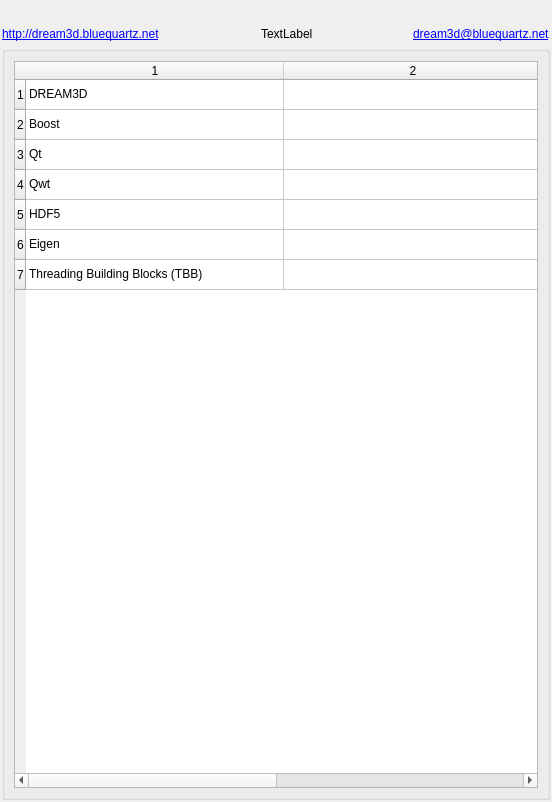
BlueQuartzSoftware/DREAM3D, file Source/Applications/DREAM3D/UI_Files/AboutDREAM3D.ui: the form before one commit.
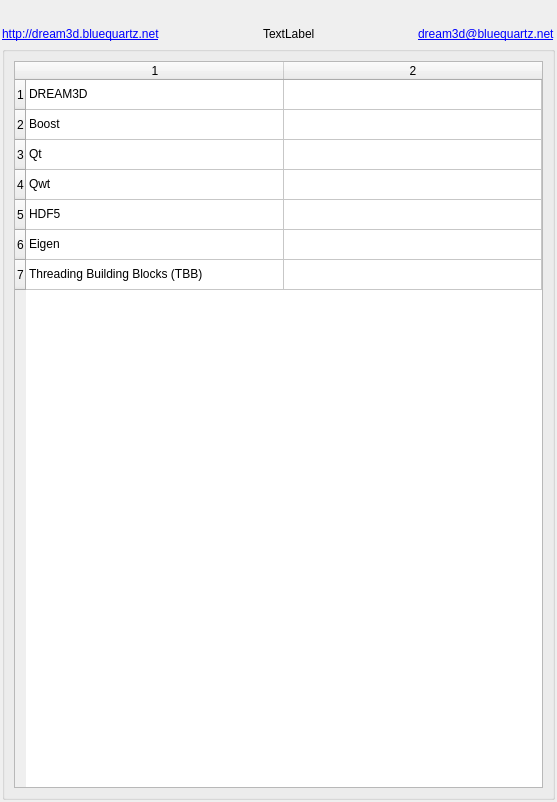
The form after the commit. Icons and pictures are not drawn.

Commit message: Fixed a bug where the user could edit the table in the About DREAM3D dialog box.

Patch:
```diff
--- a/Source/Applications/DREAM3D/UI_Files/AboutDREAM3D.ui
+++ b/Source/Applications/DREAM3D/UI_Files/AboutDREAM3D.ui
@@ -6,7 +6,7 @@
    <rect>
     <x>0</x>
     <y>0</y>
-    <width>552</width>
+    <width>557</width>
     <height>802</height>
    </rect>
   </property>
```
Left out of the diff: 3 changed lines with no effect on the pictures.
